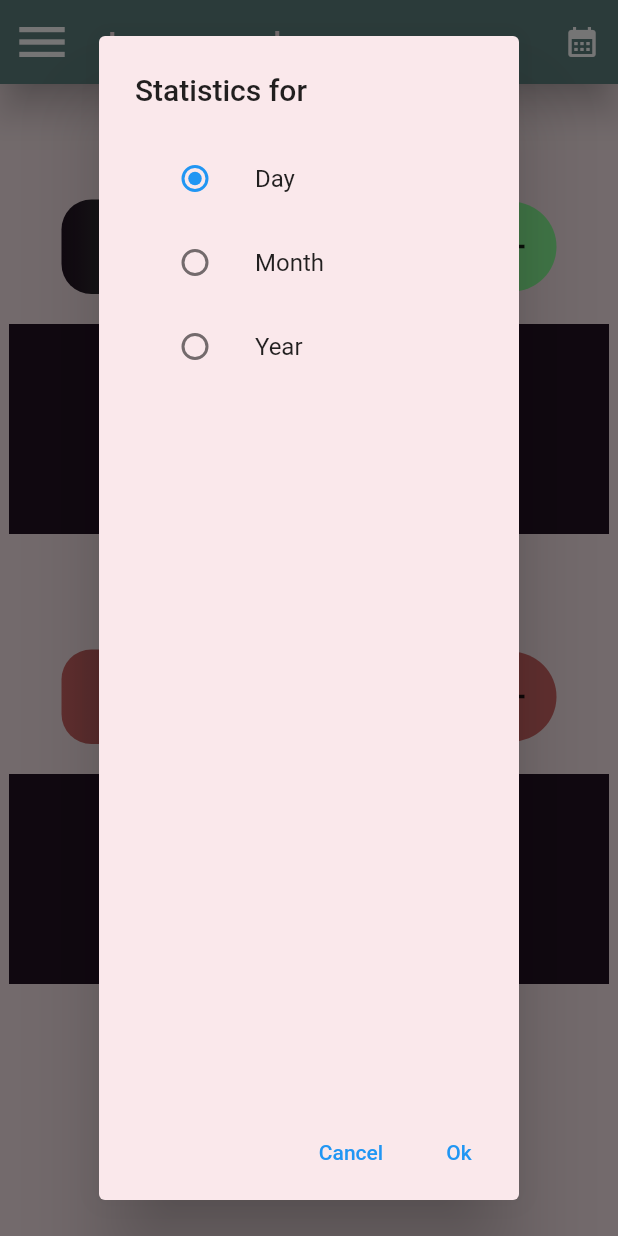
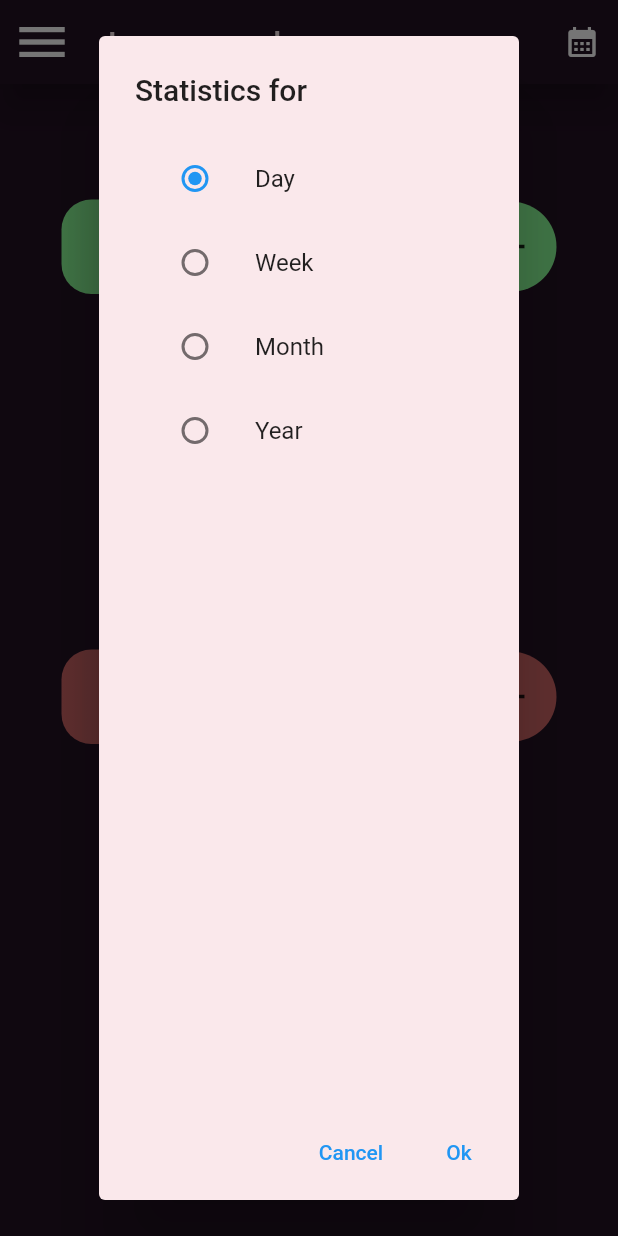
Before and after one commit to eugene817/income_and_expenses_app, a Flutter app: the screen it shows after launch, after a tap on the "calendar month" icon, on a phone screen of 412 x 824 dp. Run offline on Flutter 3.47's test engine with Material 2 defaults, Android fonts, the phone set to English and light mode, and no system bars.

Commit message:
Changed colours, added week option on date picker

```diff
--- a/income_and_expenses_app/lib/main.dart
+++ b/income_and_expenses_app/lib/main.dart
@@ -30,7 +30,7 @@ class Base extends StatelessWidget {
   @override
   Widget build(BuildContext context) {
     return Scaffold(
-      backgroundColor: Color4,
+      backgroundColor: Color2,
       appBar: AppBar(
         leading: IconButton(
           onPressed: () {
@@ -39,7 +39,7 @@ class Base extends StatelessWidget {
           icon: Icon(Icons.menu),
           iconSize: 40,
         ),
-        backgroundColor: Color5,
+        backgroundColor: Color2,
         elevation: 10,
         title: const Text(
           "Incomes and expenses",
@@ -77,7 +77,7 @@ class Base extends StatelessWidget {
           SizedBox(height: 20,),
           Center(
             child: Text(
-              "Income: ",
+              "Income",
               style: TextStyle(
                 color: Color5,
                 fontSize: 40,
@@ -97,7 +97,7 @@ class Base extends StatelessWidget {
                   gradient: LinearGradient(
                     begin: Alignment.centerLeft,
                     end: Alignment.centerRight,
-                    colors: [Color2, Color1]
+                    colors: [Color1, Color2]
                     )
                 ),
                 child: Padding(
@@ -127,11 +127,7 @@ class Base extends StatelessWidget {
                   },
                   icon: Icon(Icons.add),
                   iconSize: 30,
-                   hoverColor: Color1,
-                  disabledColor: Color1,
-                  focusColor: Color1,
-                  highlightColor: Color1,
-                  splashColor: Color1,
+                  hoverColor: Color5,
                 ),
               )
             ],
@@ -151,7 +147,7 @@ class Base extends StatelessWidget {
 
           Center(
             child: Text(
-              "Expenses: ",
+              "Expenses",
               style: TextStyle(
                 color: Color3,
                 fontSize: 40,
@@ -200,11 +196,7 @@ class Base extends StatelessWidget {
                   onPressed: () {},
                   icon: Icon(Icons.add),
                   iconSize: 30,
-                  hoverColor: Color3,
-                  disabledColor: Color3,
-                  focusColor: Color3,
-                  highlightColor: Color3,
-                  splashColor: Color3,
+                  hoverColor: Color4,
                 ),
               )
             ],
@@ -231,7 +223,7 @@ class Base extends StatelessWidget {
   }
 }
 
-enum DatePick {Day, Month, Year}
+enum DatePick {Day, Month, Year, Week}
 
 class RadioChooseDate extends StatefulWidget {
   const RadioChooseDate({
@@ -260,6 +252,19 @@ class _RadioChooseDateState extends State<RadioChooseDate> {
             },
           ),
         ),
+         ListTile(
+          title: const Text("Week"),
+          leading: Radio<DatePick>(
+            value: DatePick.Week,
+            groupValue: _date,
+            onChanged: (DatePick? value) {
+              setState(() {
+              _date = value;
+          });
+        }
+
+      ),
+    ),
         ListTile(
           title: const Text("Month"),
           leading: Radio<DatePick>(
```
